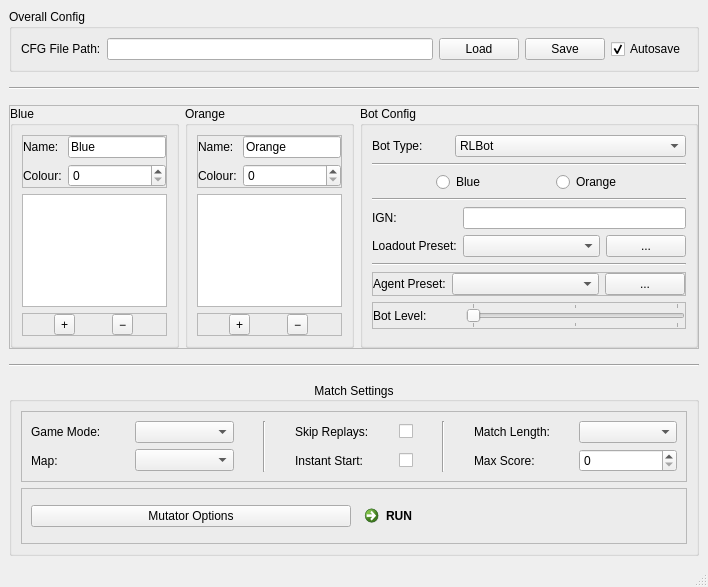
Qt form src/main/python/RLBotFramework/gui/qt_gui/design/qt_gui.ui (RLBot/RLBot) before a commit.
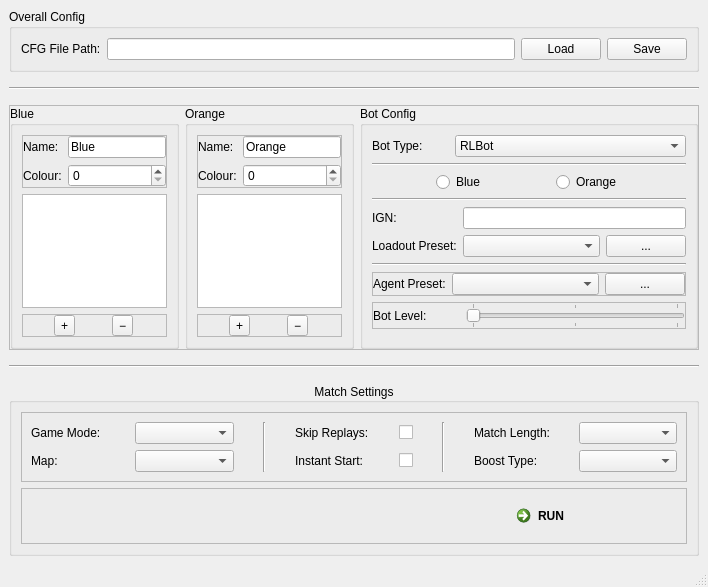
The same form after that commit.

```diff
--- a/src/main/python/RLBotFramework/gui/qt_gui/design/qt_gui.ui
+++ b/src/main/python/RLBotFramework/gui/qt_gui/design/qt_gui.ui
@@ -54,16 +54,6 @@
          </property>
         </widget>
        </item>
-       <item>
-        <widget class="QCheckBox" name="cfg_autosave_checkbox">
-         <property name="text">
-          <string>Autosave</string>
-         </property>
-         <property name="checked">
-          <bool>true</bool>
-         </property>
-        </widget>
-       </item>
       </layout>
      </widget>
     </item>
@@ -765,13 +755,10 @@
           <item row="1" column="6">
            <widget class="QLabel" name="label_16">
             <property name="text">
-             <string>Max Score:</string>
+             <string>Boost Type:</string>
             </property>
            </widget>
           </item>
-          <item row="1" column="7">
-           <widget class="QSpinBox" name="max_score_spinbox"/>
-          </item>
           <item row="0" column="4">
            <widget class="QCheckBox" name="skip_replays_checkbox">
             <property name="sizePolicy">
@@ -818,6 +805,9 @@
           <item row="0" column="7">
            <widget class="QComboBox" name="match_length_combobox"/>
           </item>
+          <item row="1" column="7">
+           <widget class="QComboBox" name="boost_type_combobox"/>
+          </item>
          </layout>
         </widget>
        </item>
@@ -831,11 +821,17 @@
          </property>
          <layout class="QHBoxLayout" name="horizontalLayout_10">
           <item>
-           <widget class="QPushButton" name="mutator_options_button">
-            <property name="text">
-             <string>Mutator Options</string>
+           <spacer name="horizontalSpacer">
+            <property name="orientation">
+             <enum>Qt::Horizontal</enum>
             </property>
-           </widget>
+            <property name="sizeHint" stdset="0">
+             <size>
+              <width>40</width>
+              <height>20</height>
+             </size>
+            </property>
+           </spacer>
           </item>
           <item>
            <widget class="QCommandLinkButton" name="run_button">
```
Left out of the diff: 10 changed lines with no effect on the pictures.
